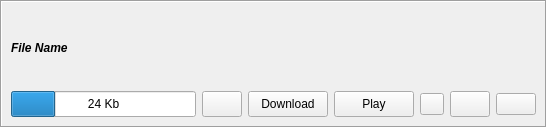
Above: retroshare-gui/src/gui/feeds/SubFileItem.ui from RetroShare/RetroShare before the change. Below: the same form after it.
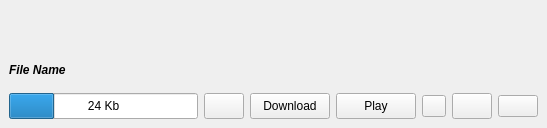
That is the form after the change. Icons and pictures are not drawn.

Commit message:
Added Label to SubFiletem to show downloaded pictures & gif/webp animations
Added Label to SubFiletem to show downloaded pictures & gif/webp animations

```diff
--- a/retroshare-gui/src/gui/feeds/SubFileItem.ui
+++ b/retroshare-gui/src/gui/feeds/SubFileItem.ui
@@ -29,13 +29,34 @@
    <item row="0" column="0">
     <widget class="QFrame" name="frame">
      <property name="frameShape">
-      <enum>QFrame::Box</enum>
+      <enum>QFrame::NoFrame</enum>
      </property>
      <property name="frameShadow">
       <enum>QFrame::Sunken</enum>
      </property>
      <layout class="QGridLayout" name="gridLayout_2">
       <item row="1" column="0">
+       <layout class="QHBoxLayout" name="horizontalLayout_2">
+        <item>
+         <widget class="QLabel" name="fileLabel">
+          <property name="font">
+           <font>
+            <weight>75</weight>
+            <italic>true</italic>
+            <bold>true</bold>
+           </font>
+          </property>
+          <property name="text">
+           <string notr="true">File Name</string>
+          </property>
+          <property name="wordWrap">
+           <bool>true</bool>
+          </property>
+         </widget>
+        </item>
+       </layout>
+      </item>
+      <item row="2" column="0">
        <layout class="QHBoxLayout" name="horizontalLayout">
         <item>
          <widget class="QProgressBar" name="progressBar">
@@ -215,25 +236,46 @@
        </layout>
       </item>
       <item row="0" column="0">
-       <layout class="QHBoxLayout" name="horizontalLayout_2">
-        <item>
-         <widget class="QLabel" name="fileLabel">
-          <property name="font">
-           <font>
-            <weight>75</weight>
-            <italic>true</italic>
-            <bold>true</bold>
-           </font>
-          </property>
-          <property name="text">
-           <string notr="true">File Name</string>
-          </property>
-          <property name="wordWrap">
-           <bool>true</bool>
-          </property>
-         </widget>
-        </item>
-       </layout>
+       <widget class="QFrame" name="imageFrame">
+        <layout class="QHBoxLayout" name="imageLayout">
+         <item>
+          <spacer name="horizontalSpacer">
+           <property name="orientation">
+            <enum>Qt::Horizontal</enum>
+           </property>
+           <property name="sizeHint" stdset="0">
+            <size>
+             <width>230</width>
+             <height>20</height>
+            </size>
+           </property>
+          </spacer>
+         </item>
+         <item>
+          <widget class="QLabel" name="imageLabel">
+           <property name="text">
+            <string/>
+           </property>
+           <property name="scaledContents">
+            <bool>false</bool>
+           </property>
+          </widget>
+         </item>
+         <item>
+          <spacer name="horizontalSpacer_2">
+           <property name="orientation">
+            <enum>Qt::Horizontal</enum>
+           </property>
+           <property name="sizeHint" stdset="0">
+            <size>
+             <width>230</width>
+             <height>20</height>
+            </size>
+           </property>
+          </spacer>
+         </item>
+        </layout>
+       </widget>
       </item>
      </layout>
     </widget>
```
Left out of the diff: 2 changed lines with no effect on the pictures. The commit also changes 5 other files.
